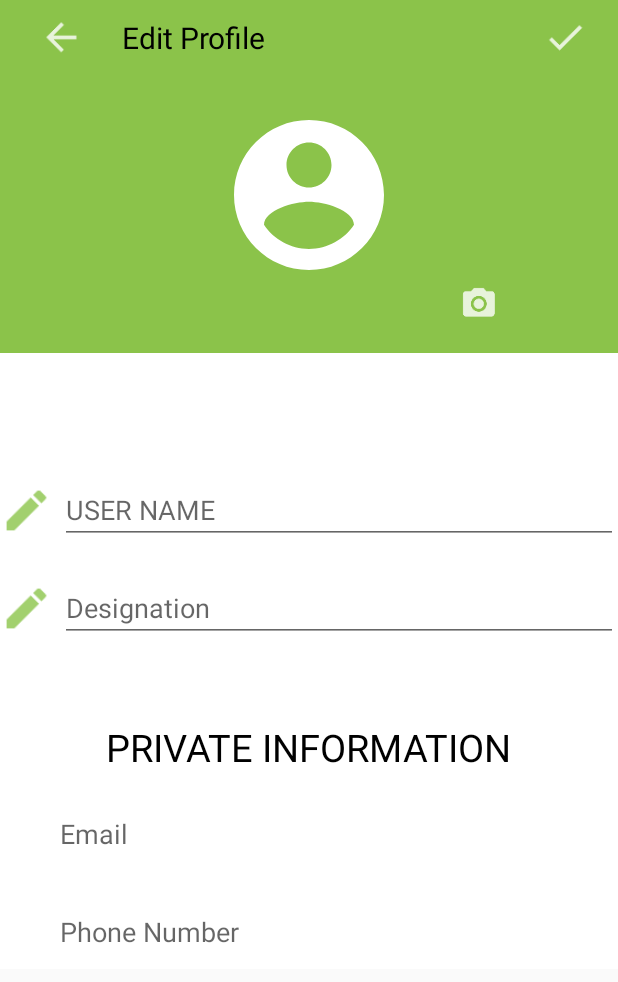
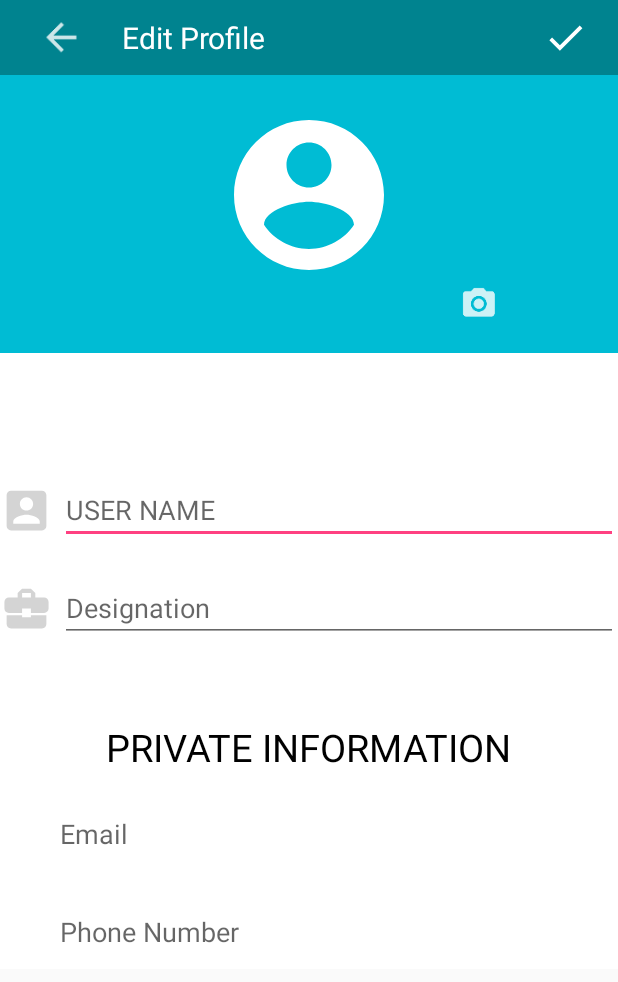
Before and after one commit to Ashutosh181094/HighRadiusFeedy, an Android app: the layout activity_edit_employee_details.xml on its own in the app's theme, with its tools: preview values and no code run, on a phone screen of 412 x 824 dp. Shown: the top 982 px of the screen. Run offline under Robolectric (Android 15) with nearby library versions, the phone set to English and light mode, and no system bars; Roboto replaces fonts that are not available here.

Commit message:
yehi thik hai

```diff
--- /dev/null
+++ b/app/src/main/res/drawable/ic_account_box_black_24dp.xml
@@ -0,0 +1,5 @@
+<vector android:height="24dp" android:tint="#D4D4D4"
+    android:viewportHeight="24.0" android:viewportWidth="24.0"
+    android:width="24dp" xmlns:android="http://schemas.android.com/apk/res/android">
+    <path android:fillColor="#FF000000" android:pathData="M3,5v14c0,1.1 0.89,2 2,2h14c1.1,0 2,-0.9 2,-2L21,5c0,-1.1 -0.9,-2 -2,-2L5,3c-1.11,0 -2,0.9 -2,2zM15,9c0,1.66 -1.34,3 -3,3s-3,-1.34 -3,-3 1.34,-3 3,-3 3,1.34 3,3zM6,17c0,-2 4,-3.1 6,-3.1s6,1.1 6,3.1v1L6,18v-1z"/>
+</vector>
--- /dev/null
+++ b/app/src/main/res/drawable/ic_business_center_black_24dp.xml
@@ -0,0 +1,5 @@
+<vector android:height="24dp" android:tint="#D4D4D4"
+    android:viewportHeight="24.0" android:viewportWidth="24.0"
+    android:width="24dp" xmlns:android="http://schemas.android.com/apk/res/android">
+    <path android:fillColor="#FF000000" android:pathData="M10,16v-1L3.01,15L3,19c0,1.11 0.89,2 2,2h14c1.11,0 2,-0.89 2,-2v-4h-7v1h-4zM20,7h-4.01L15.99,5l-2,-2h-4l-2,2v2L4,7c-1.1,0 -2,0.9 -2,2v3c0,1.11 0.89,2 2,2h6v-2h4v2h6c1.1,0 2,-0.9 2,-2L22,9c0,-1.1 -0.9,-2 -2,-2zM14,7h-4L10,5h4v2z"/>
+</vector>
--- /dev/null
+++ b/app/src/main/res/drawable/ic_check_black_24dp.xml
@@ -0,0 +1,5 @@
+<vector android:height="24dp" android:tint="#FFFFFF"
+    android:viewportHeight="24.0" android:viewportWidth="24.0"
+    android:width="24dp" xmlns:android="http://schemas.android.com/apk/res/android">
+    <path android:fillColor="#FF000000" android:pathData="M9,16.17L4.83,12l-1.42,1.41L9,19 21,7l-1.41,-1.41z"/>
+</vector>
--- /dev/null
+++ b/app/src/main/res/drawable/ic_lock_outline_black_24dp.xml
@@ -0,0 +1,5 @@
+<vector android:height="24dp" android:tint="#D4D4D4"
+    android:viewportHeight="24.0" android:viewportWidth="24.0"
+    android:width="24dp" xmlns:android="http://schemas.android.com/apk/res/android">
+    <path android:fillColor="#FF000000" android:pathData="M12,17c1.1,0 2,-0.9 2,-2s-0.9,-2 -2,-2 -2,0.9 -2,2 0.9,2 2,2zM18,8h-1L17,6c0,-2.76 -2.24,-5 -5,-5S7,3.24 7,6v2L6,8c-1.1,0 -2,0.9 -2,2v10c0,1.1 0.9,2 2,2h12c1.1,0 2,-0.9 2,-2L20,10c0,-1.1 -0.9,-2 -2,-2zM8.9,6c0,-1.71 1.39,-3.1 3.1,-3.1s3.1,1.39 3.1,3.1v2L8.9,8L8.9,6zM18,20L6,20L6,10h12v10z"/>
+</vector>
--- a/app/src/main/res/layout/snippet_center_editprofile.xml
+++ b/app/src/main/res/layout/snippet_center_editprofile.xml
@@ -15,7 +15,7 @@
     android:layout_width="match_parent"
     android:layout_height="wrap_content"
     android:id="@+id/relLayout2"
-    android:background="#8BC34A">
+    android:background="#00BCD4">
             <de.hdodenhof.circleimageview.CircleImageView
                 android:layout_width="120dp"
                 android:layout_height="120dp"
@@ -53,7 +53,7 @@
                     android:layout_width="35dp"
                     android:layout_height="35dp"
                     android:layout_centerVertical="true"
-                    android:src="@drawable/ic_edit"/>
+                    android:src="@drawable/ic_account_box_black_24dp"/>
 
                 <EditText
                     android:layout_width="match_parent"
@@ -62,8 +62,8 @@
                     android:layout_centerVertical="true"
                     android:layout_marginStart="40dp"
                     android:inputType="none"
-                    android:focusable="false"
-                    android:clickable="false"
+
+
                     android:hint="USER NAME"
                     android:layout_marginLeft="40dp"
                     />
@@ -88,7 +88,7 @@
                     android:layout_width="35dp"
                     android:layout_height="35dp"
                     android:layout_centerVertical="true"
-                    android:src="@drawable/ic_edit"/>
+                    android:src="@drawable/ic_business_center_black_24dp"/>
 
                 <EditText
                     android:layout_width="match_parent"
@@ -97,8 +97,8 @@
                     android:layout_centerVertical="true"
                     android:layout_marginStart="40dp"
                     android:inputType="none"
-                    android:focusable="false"
-                    android:clickable="false"
+
+
                     android:hint="Designation"
                     android:layout_marginLeft="40dp" />
 
--- a/app/src/main/res/layout/snippet_top_editprofiletoolbar.xml
+++ b/app/src/main/res/layout/snippet_top_editprofiletoolbar.xml
@@ -4,7 +4,7 @@
     <android.support.design.widget.AppBarLayout
         android:layout_width="match_parent"
         android:layout_height="50dp"
-        android:background="#8BC34A"
+        android:background="#00838F"
 
         >
 
@@ -36,7 +36,8 @@
                     android:layout_centerVertical="true"
                     android:text="Edit Profile"
                     android:textSize="20sp"
-                    android:textColor="@color/Black"
+
+                    android:textColor="@color/White"
                     android:layout_marginStart="5dp"
                     android:id="@+id/profileName"
                     android:layout_marginLeft="5dp" />
@@ -48,7 +49,7 @@
                     android:layout_marginEnd="20dp"
                     android:layout_centerVertical="true"
                     android:id="@+id/saveChanges"
-                    android:src="@drawable/ic_check"
+                    android:src="@drawable/ic_check_black_24dp"
 
                     android:layout_alignParentRight="true"
                     android:layout_marginLeft="10dp"
```
